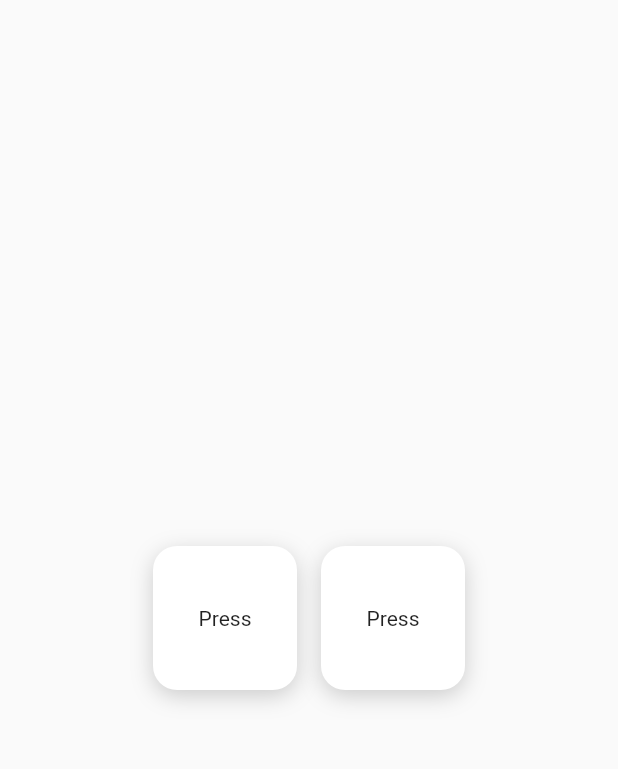
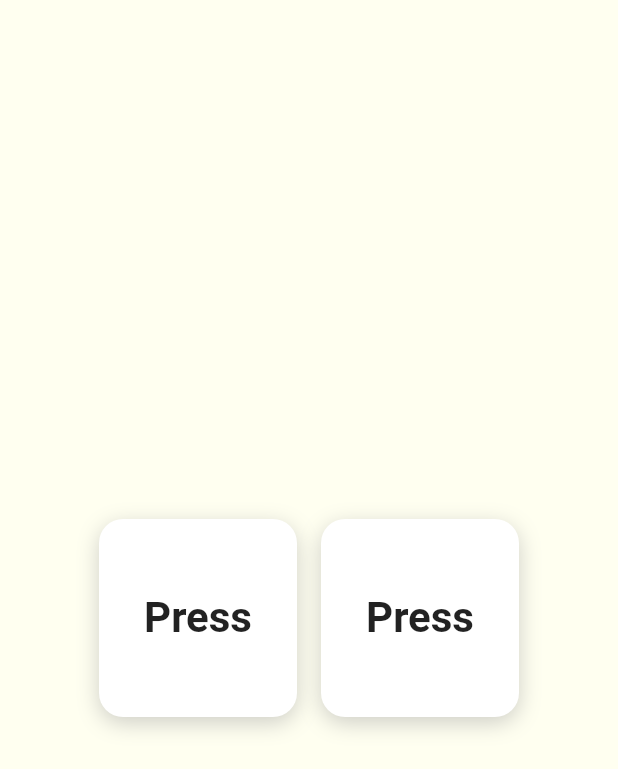
Before and after one commit to khamidjon/animated-button, a Flutter app: the screen it shows after launch, on a phone screen of 412 x 824 dp. Shown: the top 769 px of the screen. Run offline on Flutter 3.47's test engine with Material 2 defaults, Android fonts, the phone set to English and light mode, and no system bars.

Commit message:
- refactored

```diff
--- a/lib/my_home_page.dart
+++ b/lib/my_home_page.dart
@@ -6,6 +6,7 @@ class MyHomePage extends StatelessWidget {
   @override
   Widget build(BuildContext context) {
     return Scaffold(
+      backgroundColor: const Color(0xFFFFFFF0),
       body: Center(
         child: Row(
           mainAxisSize: MainAxisSize.min,
@@ -77,8 +78,8 @@ class _AnimatedButtonState extends State<_AnimatedButton>
       child: Transform.scale(
         scale: _buttonScale,
         child: Container(
-          height: 96.0,
-          width: 96.0,
+          height: 132.0,
+          width: 132.0,
           decoration: BoxDecoration(
             color: Colors.white,
             borderRadius: const BorderRadius.all(Radius.circular(16.0)),
@@ -91,7 +92,13 @@ class _AnimatedButtonState extends State<_AnimatedButton>
             ],
           ),
           child: const Center(
-            child: Text('Press'),
+            child: Text(
+              'Press',
+              style: TextStyle(
+                fontSize: 28.0,
+                fontWeight: FontWeight.bold,
+              ),
+            ),
           ),
         ),
       ),
```
